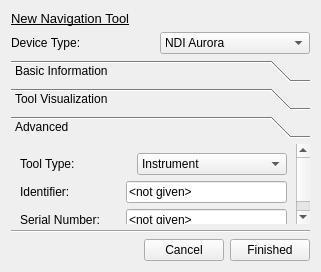
MITK/MITK, file Modules/IGTUI/Qmitk/QmitkNavigationToolCreationWidget.ui: the form before one commit.
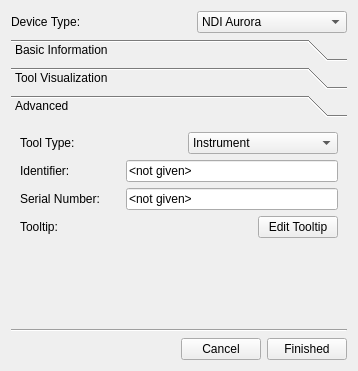
The form after the commit. The open tabs and pages were chosen to show the change. Custom widgets are drawn as their Qt base class.

Commit message: Changes necessary to get IGTCodingBase2 changes to compile with newer version of MITK + ScalarType changes

What changed in the file:
```diff
--- a/Modules/IGTUI/Qmitk/QmitkNavigationToolCreationWidget.ui
+++ b/Modules/IGTUI/Qmitk/QmitkNavigationToolCreationWidget.ui
@@ -6,25 +6,14 @@
    <rect>
     <x>0</x>
     <y>0</y>
-    <width>321</width>
-    <height>272</height>
+    <width>358</width>
+    <height>371</height>
    </rect>
   </property>
   <property name="windowTitle">
    <string>Form</string>
   </property>
   <layout class="QVBoxLayout" name="verticalLayout">
-   <item>
-    <widget class="QLabel" name="widget_title_label">
-     <property name="text">
-      <string>&lt;!DOCTYPE HTML PUBLIC &quot;-//W3C//DTD HTML 4.0//EN&quot; &quot;http://www.w3.org/TR/REC-html40/strict.dtd&quot;&gt;
-&lt;html&gt;&lt;head&gt;&lt;meta name=&quot;qrichtext&quot; content=&quot;1&quot; /&gt;&lt;style type=&quot;text/css&quot;&gt;
-p, li { white-space: pre-wrap; }
-&lt;/style&gt;&lt;/head&gt;&lt;body style=&quot; font-family:'MS Shell Dlg 2'; font-size:8.25pt; font-weight:400; font-style:normal;&quot;&gt;
-&lt;p style=&quot; margin-top:0px; margin-bottom:0px; margin-left:0px; margin-right:0px; -qt-block-indent:0; text-indent:0px;&quot;&gt;&lt;span style=&quot; font-size:10pt; text-decoration: underline;&quot;&gt;New Navigation Tool&lt;/span&gt;&lt;/p&gt;&lt;/body&gt;&lt;/html&gt;</string>
-     </property>
-    </widget>
-   </item>
    <item>
     <layout class="QHBoxLayout" name="horizontalLayout">
      <item>
@@ -240,12 +229,20 @@
       </layout>
      </widget>
      <widget class="QWidget" name="page_3">
+      <property name="geometry">
+       <rect>
+        <x>0</x>
+        <y>0</y>
+        <width>336</width>
+        <height>178</height>
+       </rect>
+      </property>
       <attribute name="label">
        <string>Advanced</string>
       </attribute>
       <layout class="QVBoxLayout" name="verticalLayout_4">
        <item>
-        <layout class="QHBoxLayout" name="horizontalLayout_3">
+        <layout class="QHBoxLayout" name="horizontalLayout_4">
          <item>
           <widget class="QLabel" name="label_7">
            <property name="minimumSize">
@@ -298,7 +295,7 @@
         </layout>
        </item>
        <item>
-        <layout class="QHBoxLayout" name="horizontalLayout_4">
+        <layout class="QHBoxLayout" name="horizontalLayout_5">
          <item>
           <widget class="QLabel" name="label_4">
            <property name="minimumSize">
@@ -322,7 +319,7 @@
         </layout>
        </item>
        <item>
-        <layout class="QHBoxLayout" name="horizontalLayout_5">
+        <layout class="QHBoxLayout" name="horizontalLayout_8">
          <item>
           <widget class="QLabel" name="label_5">
            <property name="minimumSize">
@@ -345,6 +342,40 @@
          </item>
         </layout>
        </item>
+       <item>
+        <layout class="QHBoxLayout" name="horizontalLayout_3">
+         <item>
+          <widget class="QLabel" name="label_2">
+           <property name="text">
+            <string>Tooltip:</string>
+           </property>
+          </widget>
+         </item>
+         <item>
+          <spacer name="horizontalSpacer_2">
+           <property name="orientation">
+            <enum>Qt::Horizontal</enum>
+           </property>
+           <property name="sizeHint" stdset="0">
+            <size>
+             <width>40</width>
+             <height>20</height>
+            </size>
+           </property>
+          </spacer>
+         </item>
+         <item>
+          <widget class="QPushButton" name="m_ShowAdvancedOptionsPB">
+           <property name="text">
+            <string>Edit Tooltip</string>
+           </property>
+           <property name="checkable">
+            <bool>true</bool>
+           </property>
+          </widget>
+         </item>
+        </layout>
+       </item>
        <item>
         <spacer name="verticalSpacer">
          <property name="orientation">
@@ -353,7 +384,7 @@
          <property name="sizeHint" stdset="0">
           <size>
            <width>20</width>
-           <height>7</height>
+           <height>40</height>
           </size>
          </property>
         </spacer>
```
Left out of the diff: 13 changed lines with no effect on the pictures. The commit also changes 242 other files.
